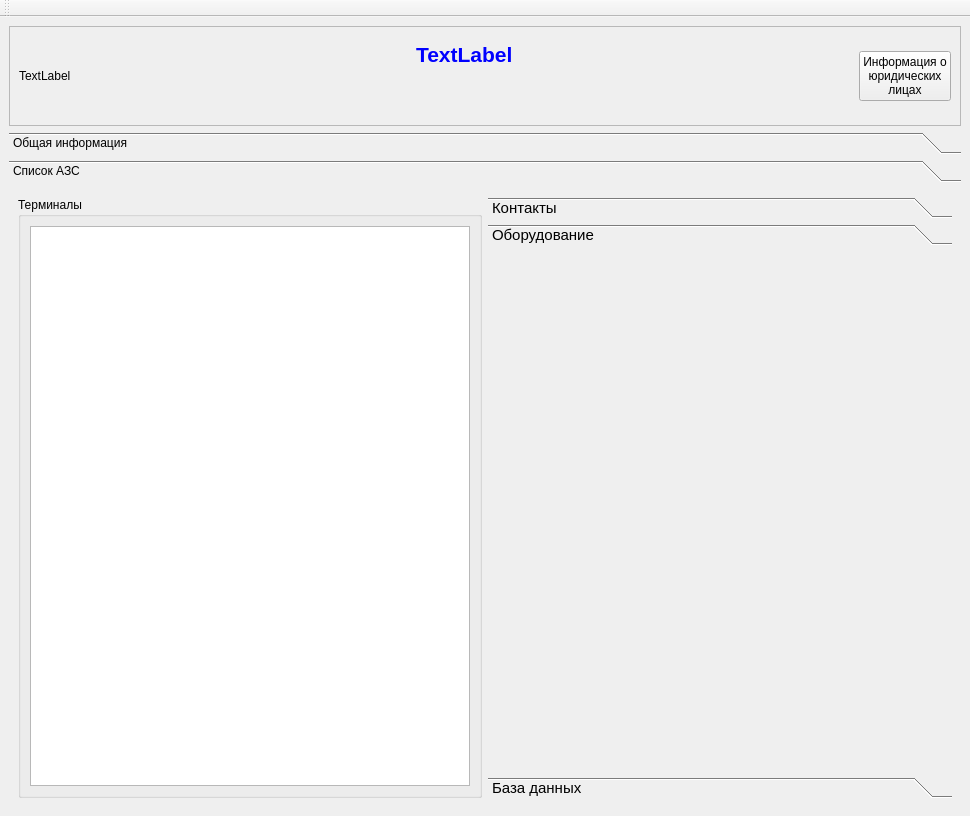
rust3128/HotlineDesktop, file Clients/clientswindow.ui: the form before one commit.
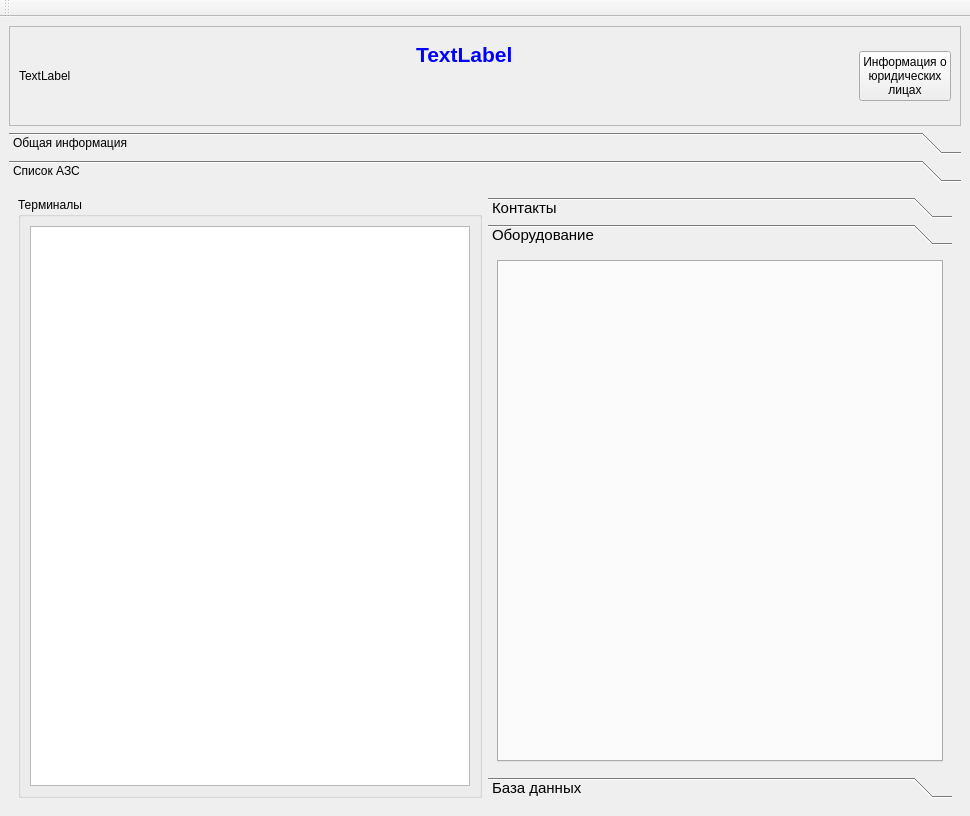
The form after the commit. Icons and pictures are not drawn. Custom widgets are drawn as their Qt base class.

```diff
--- a/Clients/clientswindow.ui
+++ b/Clients/clientswindow.ui
@@ -438,8 +438,11 @@
               <property name="currentIndex">
                <number>-1</number>
               </property>
+              <property name="elideMode">
+               <enum>Qt::ElideNone</enum>
+              </property>
               <property name="documentMode">
-               <bool>true</bool>
+               <bool>false</bool>
               </property>
               <property name="tabsClosable">
                <bool>false</bool>
```
Left out of the diff: 4 changed lines with no effect on the pictures.
